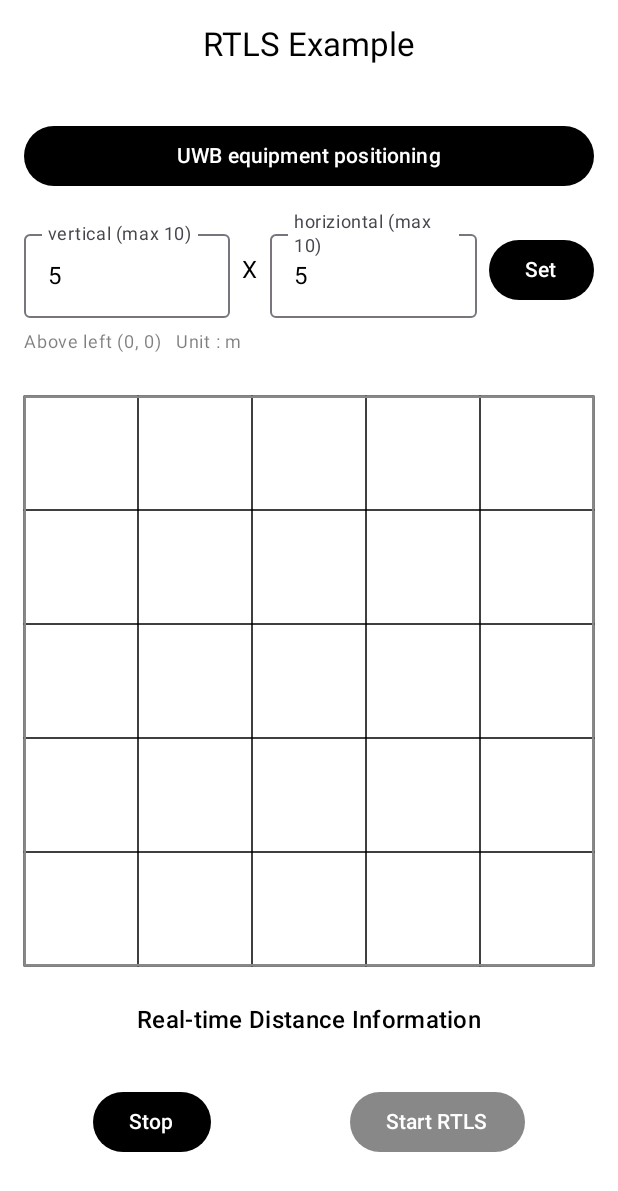
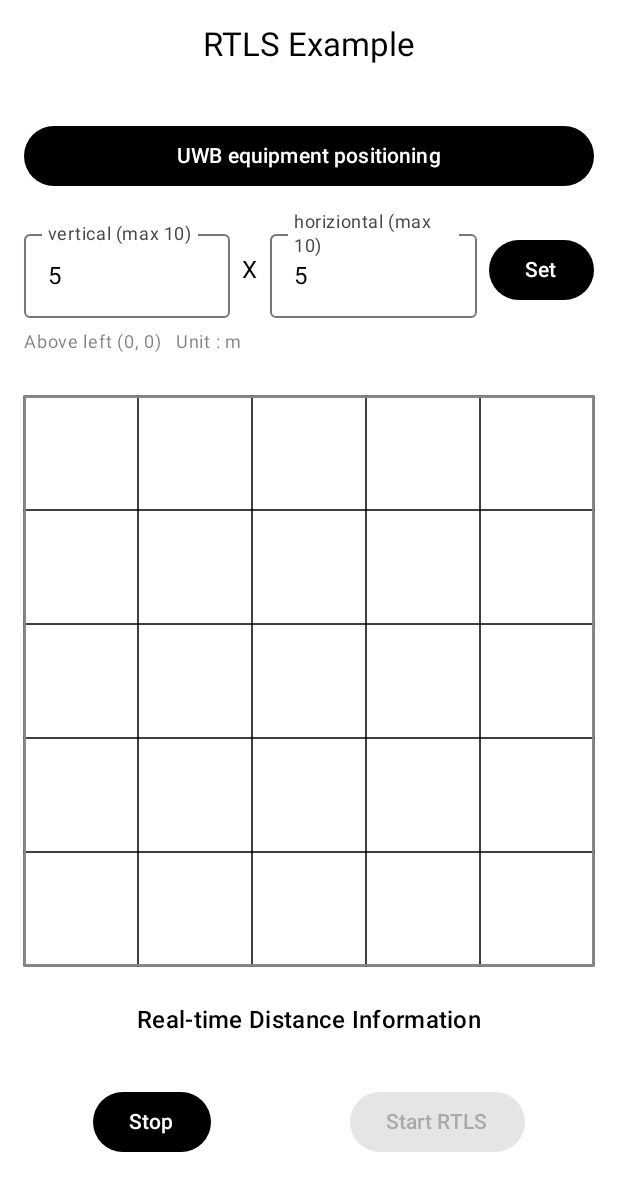
Before and after one commit to freegrowenterprise/SpaceSDK-Android-TestApp, an Android app built with Jetpack Compose: the RTLSPage screen opened through its navigation route, on a phone screen of 412 x 824 dp. Shown: the top 1191 px of the screen. Run offline under Robolectric (Android 15) with nearby library versions, the phone set to English and light mode, and no system bars; 2 statements that could not run were skipped.

Commit message:
시스템 점검 완료 (#9)

```diff
--- a/app/build.gradle.kts
+++ b/app/build.gradle.kts
@@ -62,10 +62,10 @@ dependencies {
     implementation("androidx.compose.material3:material3")
 
     /// Remote Maven
-     implementation("io.github.freegrowenterprise:SpaceSDK-Android:0.0.9")
+//     implementation("io.github.freegrowenterprise:SpaceSDK-Android:0.0.9")
 
     /// Local Maven
-//   implementation("com.growspace.sdk:growspacesdk:1.0.0")
+   implementation("com.growspace.sdk:growspacesdk:1.0.0")
 
     implementation("com.squareup.retrofit2:retrofit:2.9.0")
     implementation("com.squareup.retrofit2:converter-gson:2.9.0")
--- a/app/src/main/java/com/growspace/testapp/pages/rtls/RTLSPage.kt
+++ b/app/src/main/java/com/growspace/testapp/pages/rtls/RTLSPage.kt
@@ -210,6 +210,7 @@ fun RTLSPage(navController: NavHostController, viewModel: DeviceCoordinateViewMo
             Button(
                 modifier = Modifier
                     .padding(vertical = 8.dp),
+                enabled = !isLoading.value,
                 onClick = {
                     spaceUWB?.stopUwbRanging()
                 }) {
@@ -261,7 +262,8 @@ fun RTLSPage(navController: NavHostController, viewModel: DeviceCoordinateViewMo
                 },
                 modifier = Modifier
                     .padding(vertical = 8.dp),
-                colors = if (hasNoCoordinates) {
+                enabled = !isLoading.value && !hasNoCoordinates,
+                colors = if (hasNoCoordinates || isLoading.value) {
                     ButtonDefaults.buttonColors(containerColor = Color.Gray)
                 } else {
                     ButtonDefaults.buttonColors()
```
Also changed, not shown: app/src/main/java/com/growspace/testapp/pages/RangingPage.kt (+4 -3 lines).
